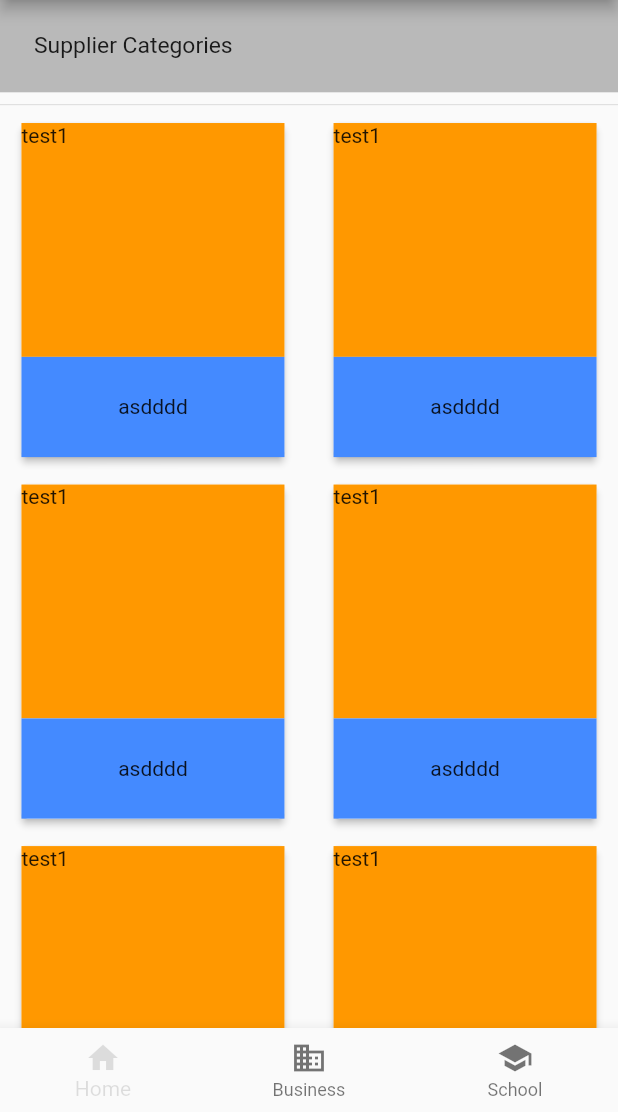
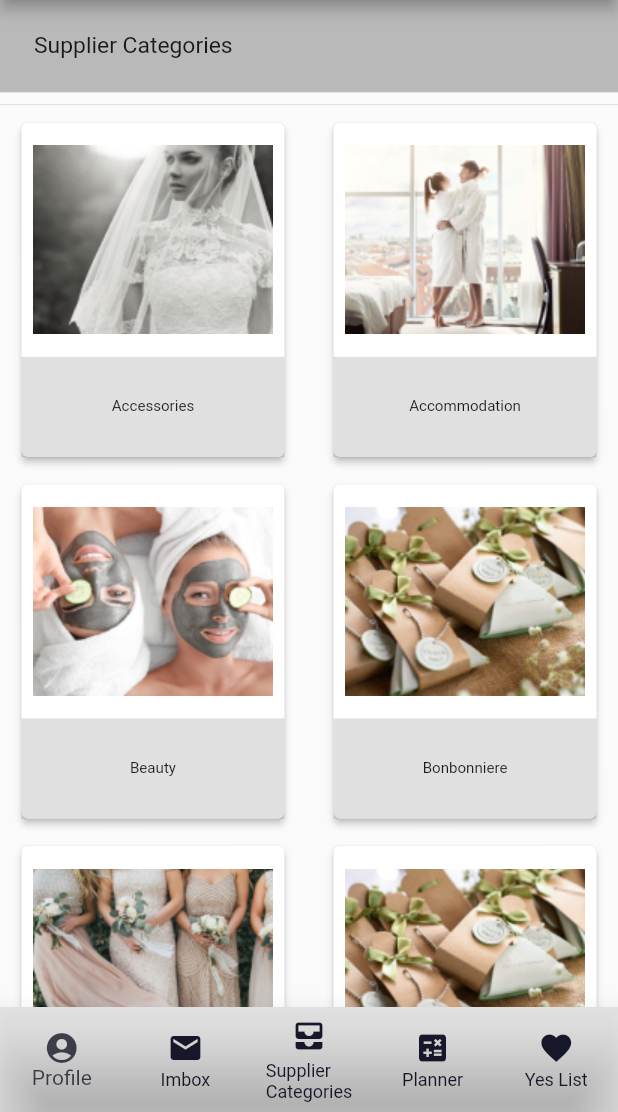
Before and after one commit to kmhk/BestWedding_Flutter, a Flutter app: the SupplierCategoriesPage screen opened by its route, on a phone screen of 412 x 824 dp, the part 124-1236 px from its top. Run offline on Flutter 3.47's test engine with Material 2 defaults, Android fonts, the phone set to English and light mode, and no system bars; our stand-ins replace sizer; missing offline and left inert: rate_my_app.

```diff
--- a/lib/main.dart
+++ b/lib/main.dart
@@ -11,7 +11,7 @@ import 'package:wedding_app/pages/SupplierCategoriesPage.dart';
 
 import 'pages/getstarted/GetStartedStepsPage.dart';
 
-String initialRoute = '/newListing';
+String initialRoute = '/intro';
 void main() {
 
   runApp(MyApp());
@@ -21,7 +21,6 @@ class MyApp extends StatefulWidget {
   @override
   _MyAppState createState()  => new _MyAppState();
 }
-
 
 
 class _MyAppState extends State<MyApp> {
--- a/lib/pages/SupplierCategoriesPage.dart
+++ b/lib/pages/SupplierCategoriesPage.dart
@@ -3,6 +3,7 @@ import 'package:flutter/cupertino.dart';
 import 'package:flutter/material.dart';
 import 'package:flutter/services.dart';
 import 'package:sizer/sizer.dart';
+import 'package:wedding_app/resources/values/AppColors.dart';
 import 'package:wedding_app/widgets/MainDrawer.dart';
 import 'package:wedding_app/widgets/SliverGridDelegateWithFixedCrossAxisCountAndFixedHeight.dart';
 import 'package:wedding_app/widgets/SupplierCategoriesItem.dart';
@@ -14,6 +15,9 @@ class SupplierCategoriesPage extends StatefulWidget{
 
 class _SupplierCategoriesPage extends State<SupplierCategoriesPage>{
   var _selectedIndex = 0;
+  var imageList = ["assets/img_accesories.png","assets/img_accomodation.png","assets/img_beauty.png","assets/img_bonbonniere.png",
+  "assets/img_brindesmaids.png","assets/img_bonbonniere.png","assets/img_cakes.png","assets/img_cars.png"];
+  var titleList = ["Accessories","Accommodation","Beauty","Bonbonniere","Bridal Gowns","Bonbonniere","Cakes","Cars"];
 
   void _onItemTapped(int index) {
     setState(() {
@@ -54,7 +58,7 @@ class _SupplierCategoriesPage extends State<SupplierCategoriesPage>{
           Expanded(
             child: GridView.builder(
               shrinkWrap: true,
-              itemCount: 10,
+              itemCount: titleList.length,
                 gridDelegate: SliverGridDelegateWithFixedCrossAxisCountAndFixedHeight(
                   crossAxisCount: 2,
                   crossAxisSpacing: 1.0.w,
@@ -62,30 +66,43 @@ class _SupplierCategoriesPage extends State<SupplierCategoriesPage>{
                   height: 28.0.h,
                 ),
                 itemBuilder: (BuildContext context, index){
-                  return SupplierCategoriesItem();
+                  return SupplierCategoriesItem(image: imageList[index], title: titleList[index]);
                 })
           )
 
         ],
       ),
       bottomNavigationBar: BottomNavigationBar(
+        unselectedItemColor: AppColors.PRIMARY_COLOR,
+        elevation: 15,
+        type: BottomNavigationBarType.fixed,
+        backgroundColor: Colors.grey.withOpacity(0.2),
         items: const <BottomNavigationBarItem>[
           BottomNavigationBarItem(
-            icon: Icon(Icons.home),
-            label: 'Home',
+            icon: Icon(Icons.account_circle),
+            label: "Profile",
           ),
           BottomNavigationBarItem(
-            icon: Icon(Icons.business),
-            label: 'Business',
+            icon: Icon(Icons.email),
+            label: 'Imbox',
           ),
           BottomNavigationBarItem(
-            icon: Icon(Icons.school),
-            label: 'School',
+            icon: Icon(Icons.all_inbox),
+            label: 'Supplier\nCategories',
+          ),
+          BottomNavigationBarItem(
+            icon: Icon(Icons.calculate),
+            label: 'Planner',
+          ),
+          BottomNavigationBarItem(
+            icon: Icon(Icons.favorite),
+            label: 'Yes List',
           ),
         ],
         currentIndex: _selectedIndex,
-        selectedItemColor: Colors.black12,
+        selectedItemColor: AppColors.PRIMARY_COLOR.withOpacity(0.8),
         onTap: _onItemTapped,
+
       ),
     );
   }
--- a/lib/pages/intro/IntroPage.dart
+++ b/lib/pages/intro/IntroPage.dart
@@ -38,7 +38,7 @@ class _IntroPageState extends State<IntroPage>{
                   onPressed: () {
                     HelpersService.push(context, '/intro2');
                   },
-                  child: Text('Skip', style: TextStyle(fontSize: 18.0.sp)),
+                  child: Text('Skip', style: TextStyle(fontSize: 18.0.sp,color: Colors.white)),
                   color: AppColors.PRIMARY_COLOR,
                   textColor: Colors.black38,
                   elevation: 5,
--- a/lib/resources/values/AppColors.dart
+++ b/lib/resources/values/AppColors.dart
@@ -3,7 +3,7 @@ import 'package:flutter/material.dart';
 /// App Colors Class - Resource class for storing app level color constants
 class AppColors {
 
-  static const Color PRIMARY_COLOR = Color(0xFFA1FFDD);
+  static const Color PRIMARY_COLOR = Color(0xFF161729);
   static const Color PRIMARY_COLOR_LIGHT = Color(0xFFA5CFF1);
   static const Color PRIMARY_COLOR_DARK = Color(0xFF0D3656);
   static const Color ACCENT_COLOR = Color(0xFFF2DA04);
--- a/lib/widgets/SupplierCategoriesItem.dart
+++ b/lib/widgets/SupplierCategoriesItem.dart
@@ -4,6 +4,11 @@ import 'package:flutter/material.dart';
 import 'package:sizer/sizer.dart';
 
 class SupplierCategoriesItem extends StatefulWidget{
+  String image;
+  String title;
+
+  SupplierCategoriesItem({@required this.image,@required this.title});
+
   @override
   _SupplierCategoriesItem createState() => _SupplierCategoriesItem();
 }
@@ -22,16 +27,16 @@ class _SupplierCategoriesItem extends State<SupplierCategoriesItem>{
             Expanded(
               flex: 7,
               child: Container(
-                color: Colors.orange,
-                child: Text("test1"),
+
+                child: Image.asset(widget.image),
               ),
             ),
             Expanded(
               flex: 3,
               child: Container(
                 alignment: Alignment.center,
-                color: Colors.blueAccent,
-                child: Text("asdddd"),
+                color: Colors.black12,
+                child: Text(widget.title,style: TextStyle(fontSize: 13.0.sp),),
               ),
             )
           ],
```
Also changed, not shown: lib/pages/getstarted/GetStartedIntroPage.dart (+18 -14 lines), lib/pages/intro/Intro2Page.dart (+5 -5 lines), assets/img_accesories.png (added), assets/img_accomodation.png (added), assets/img_beauty.png (added), assets/img_bonbonniere.png (added), assets/img_bridalpartygifts.png (added), assets/img_brindesmaids.png (added), assets/img_cakes.png (added), assets/img_cars.png (added).
